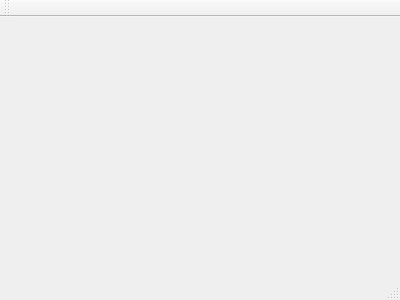
Old version of the form zzr2/mainwindow.ui in the repository longtaizi13579/DataStructer.
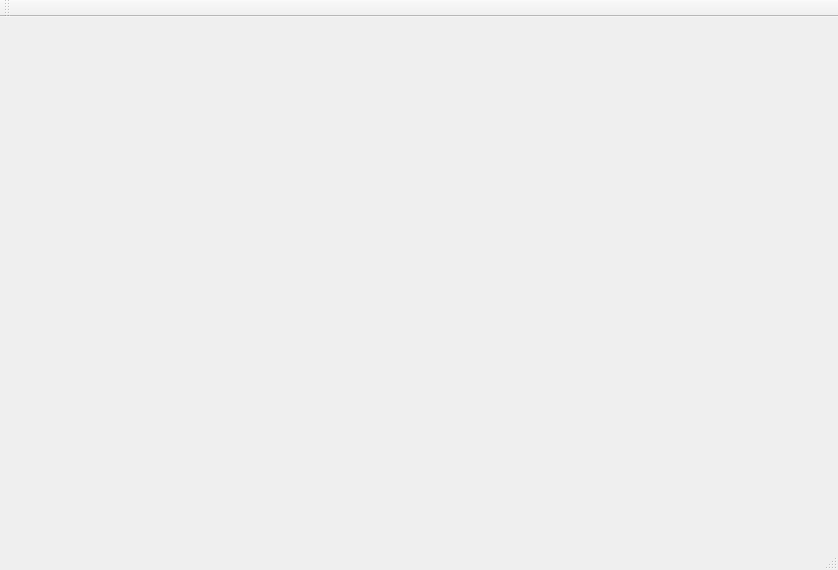
New version of the form.

Patch:
```diff
--- a/zzr2/mainwindow.ui
+++ b/zzr2/mainwindow.ui
@@ -6,8 +6,8 @@
    <rect>
     <x>0</x>
     <y>0</y>
-    <width>400</width>
-    <height>300</height>
+    <width>838</width>
+    <height>570</height>
    </rect>
   </property>
   <property name="windowTitle">
```
Left out of the diff: 2 changed lines with no effect on the pictures.
